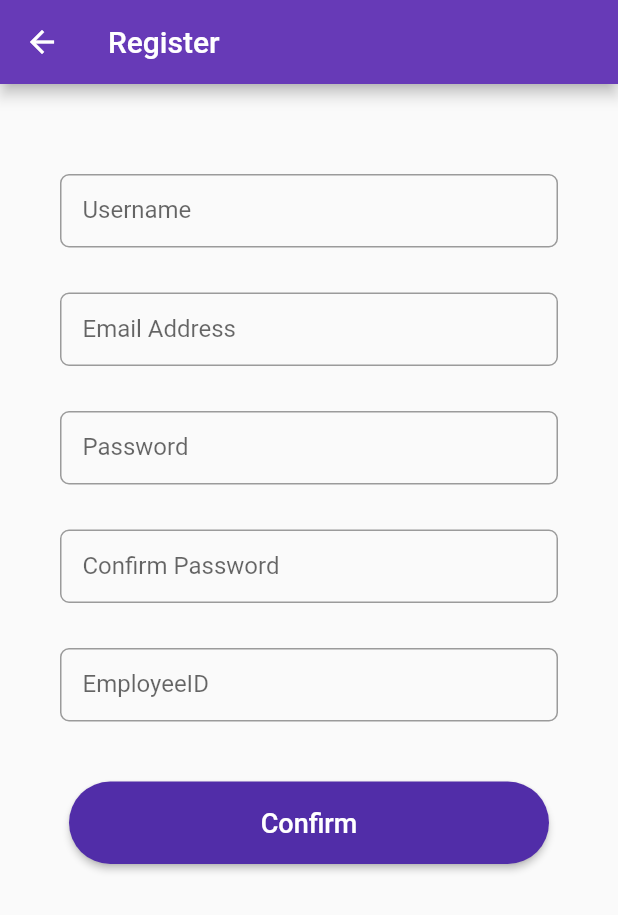
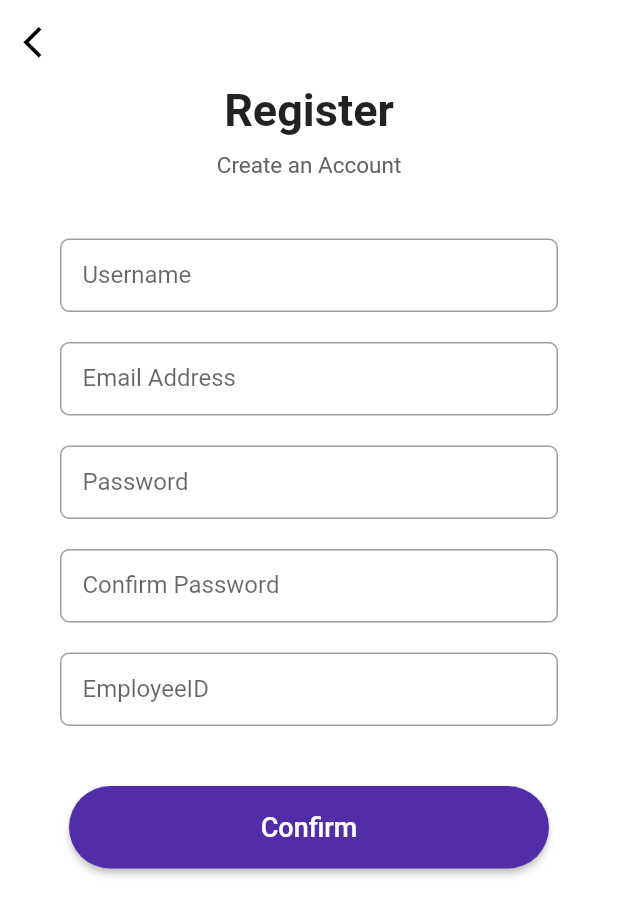
Before and after one commit to lalalalinx/FlutterLinTest, a Flutter app: the Register screen opened directly, on a phone screen of 412 x 824 dp. Shown: the top 915 px of the screen. Run offline on Flutter 3.47's test engine with Material 2 defaults, Android fonts, the light colour scheme and no system bars.

Commit message:
register แก้รอบ 2

```diff
--- a/lib/Login_Register/register.dart
+++ b/lib/Login_Register/register.dart
@@ -42,18 +42,46 @@ class _RegisterState extends State<Register> {
       borderRadius: BorderRadius.circular(60),
     );
     return Scaffold(
+        backgroundColor: Colors.white,
         appBar: AppBar(
-          title: const Text("Register"),
+          elevation: 0,
+          backgroundColor: Colors.white,
+          leading: IconButton(
+              onPressed: () {
+                Navigator.pop(context);
+              },
+              icon: Icon(
+                Icons.arrow_back_ios,
+                size: 25,
+                color: Colors.black,
+              )),
         ),
         body: Padding(
-          padding: const EdgeInsets.all(40),
+          padding: const EdgeInsets.symmetric(vertical: 0,horizontal: 40),
           child: Form(
             key: formkey,
             child: SingleChildScrollView(
               child: Column(
                 children: [
+                  Text(
+                    "Register",
+                    style: TextStyle(
+                      fontSize: 30,
+                      fontWeight: FontWeight.bold,
+                    ),
+                  ),
                   SizedBox(
-                    height:20.0,
+                    height: 10,
+                  ),
+                  Text(
+                    "Create an Account",
+                    style: TextStyle(
+                      fontSize: 15,
+                      color: Colors.grey[700],
+                    ),
+                  ),
+                  SizedBox(
+                    height: 40.0,
                   ),
                   TextFormField(
                     decoration: InputDecoration(
@@ -61,12 +89,13 @@ class _RegisterState extends State<Register> {
                       hintText: 'Username',
                       border: OutlineInputBorder(
                           borderRadius: BorderRadius.all(Radius.circular(6.0))),
-                      contentPadding: EdgeInsets.symmetric(vertical: 15,horizontal: 15),
+                      contentPadding:
+                          EdgeInsets.symmetric(vertical: 15, horizontal: 15),
                     ),
                     controller: usernameController,
                   ),
                   SizedBox(
-                height: 30.0,
+                    height: 20.0,
                   ),
                   TextFormField(
                     decoration: InputDecoration(
@@ -74,13 +103,13 @@ class _RegisterState extends State<Register> {
                       hintText: 'Email Address',
                       border: OutlineInputBorder(
                           borderRadius: BorderRadius.all(Radius.circular(6.0))),
-                        contentPadding: EdgeInsets.symmetric(vertical: 15,horizontal: 15),
-
+                      contentPadding:
+                          EdgeInsets.symmetric(vertical: 15, horizontal: 15),
                     ),
                     controller: emailController,
                   ),
                   SizedBox(
-                height: 30.0,
+                    height: 20.0,
                   ),
                   TextFormField(
                     decoration: InputDecoration(
@@ -88,12 +117,13 @@ class _RegisterState extends State<Register> {
                       hintText: 'Password',
                       border: OutlineInputBorder(
                           borderRadius: BorderRadius.all(Radius.circular(6.0))),
-                        contentPadding: EdgeInsets.symmetric(vertical: 15,horizontal: 15),
+                      contentPadding:
+                          EdgeInsets.symmetric(vertical: 15, horizontal: 15),
                     ),
                     controller: passwordController,
                   ),
                   SizedBox(
-                height: 30.0,
+                    height: 20.0,
                   ),
                   TextFormField(
                     decoration: InputDecoration(
@@ -101,12 +131,13 @@ class _RegisterState extends State<Register> {
                       hintText: 'Confirm Password',
                       border: OutlineInputBorder(
                           borderRadius: BorderRadius.all(Radius.circular(6.0))),
-                        contentPadding: EdgeInsets.symmetric(vertical: 15,horizontal: 15),
+                      contentPadding:
+                          EdgeInsets.symmetric(vertical: 15, horizontal: 15),
                     ),
                     controller: confirmPasswordController,
                   ),
                   SizedBox(
-                height: 30.0,
+                    height: 20.0,
                   ),
                   TextFormField(
                     decoration: InputDecoration(
@@ -114,7 +145,8 @@ class _RegisterState extends State<Register> {
                       hintText: 'EmployeeID',
                       border: OutlineInputBorder(
                           borderRadius: BorderRadius.all(Radius.circular(6.0))),
-                        contentPadding: EdgeInsets.symmetric(vertical: 15,horizontal: 15),
+                      contentPadding:
+                          EdgeInsets.symmetric(vertical: 15, horizontal: 15),
                     ),
                     controller: employeeidController,
                   ),
@@ -137,7 +169,12 @@ class _RegisterState extends State<Register> {
                         print(confirmPasswordController.text);
                         print(employeeidController.text);
                       },
-                      child: const Text('Confirm', style: TextStyle(fontSize: 18,),),
+                      child: const Text(
+                        'Confirm',
+                        style: TextStyle(
+                          fontSize: 18,
+                        ),
+                      ),
                       style: ElevatedButton.styleFrom(
                         primary: Colors.deepPurple[700],
                         fixedSize: const Size(320, 55),
```
Lines whose indentation alone changed are shown as unchanged.
